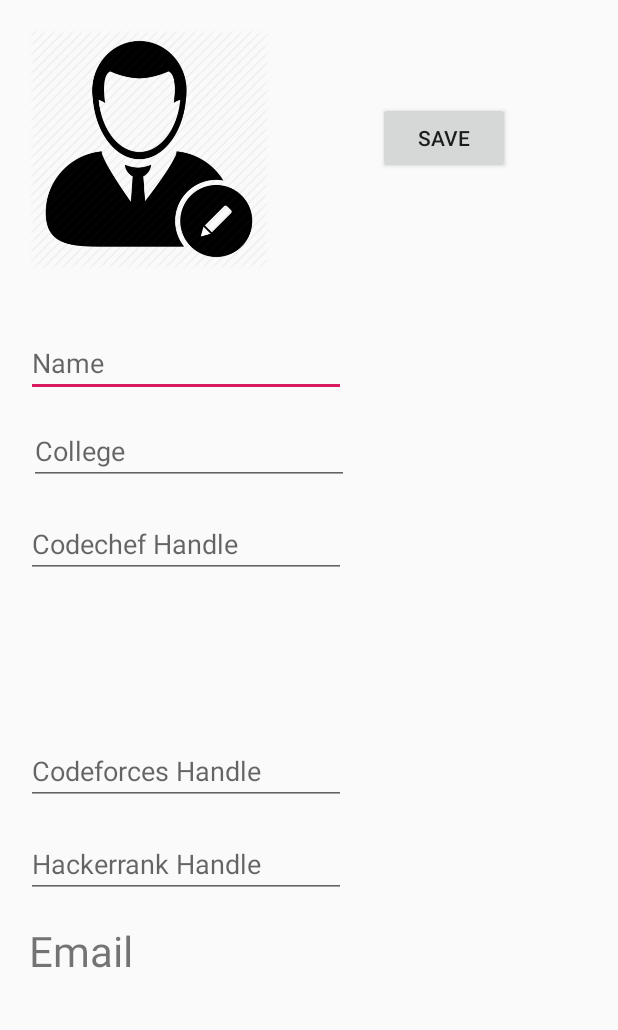
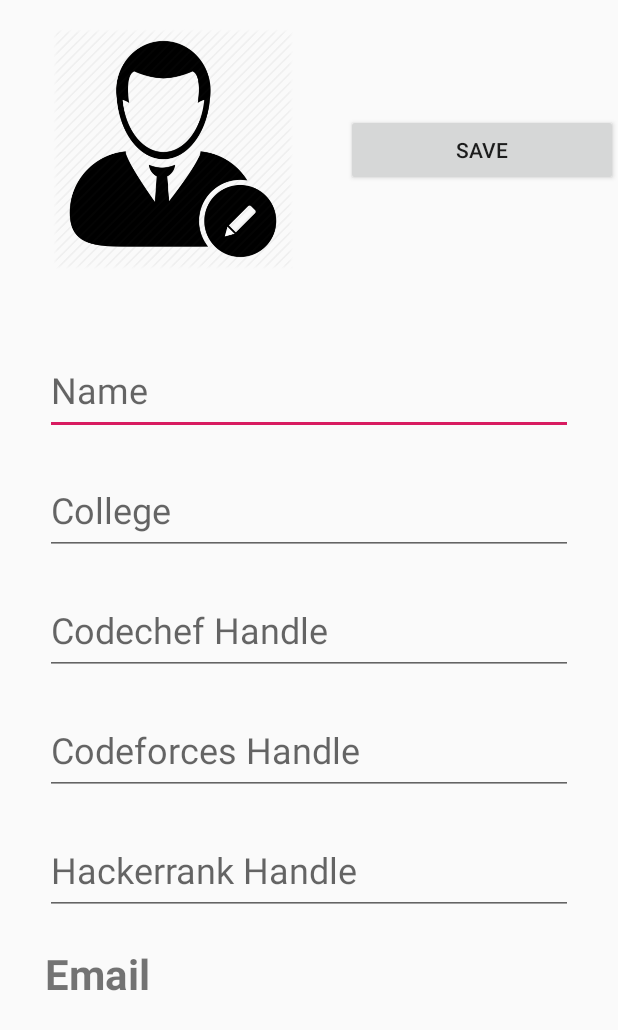
Before and after one commit to vasu2907/SocialCode, an Android app: the layout activity_update_profile.xml on its own in the app's theme, with its tools: preview values and no code run, on a phone screen of 412 x 824 dp. Shown: the top 1030 px of the screen. Run offline under Robolectric (Android 15) with nearby library versions, the phone set to English and light mode, and no system bars.

```diff
--- a/app/src/main/AndroidManifest.xml
+++ b/app/src/main/AndroidManifest.xml
@@ -9,8 +9,13 @@
         android:roundIcon="@drawable/icon"
         android:supportsRtl="true"
         android:theme="@style/AppTheme">
-        <activity android:name=".UpdateProfile"></activity>
-        <activity android:name=".Profile"/>
+        <activity android:name=".SearchFriends"
+            android:parentActivityName=".Profile"></activity>
+        <activity android:name=".UpcomingContests"
+            android:parentActivityName=".Profile"/>
+        <activity android:name=".UpdateProfile"
+            android:parentActivityName=".Profile"/>
+        <activity android:name=".Profile" />
         <activity android:name=".Login" />
         <activity android:name=".Register" />
         <activity android:name=".MainActivity" />
--- a/app/src/main/java/com/example/socialcode/Profile.java
+++ b/app/src/main/java/com/example/socialcode/Profile.java
@@ -80,10 +80,12 @@ public class Profile extends AppCompatActivity {
                 else if(id == R.id.navigation_upcomingcontests)
                 {
                     Toast.makeText(getApplicationContext(),"Upcoming Contests",Toast.LENGTH_LONG).show();
+                    startActivity( new Intent(getApplicationContext(), UpcomingContests.class));
                 }
                 else if(id == R.id.navigation_searchfriend)
                 {
                     Toast.makeText(getApplicationContext(),"Search Friend",Toast.LENGTH_LONG).show();
+                    startActivity( new Intent(getApplicationContext(),SearchFriends.class));
                 }
                 else if(id == R.id.navigation_favourites)
                 {
--- a/app/src/main/java/com/example/socialcode/UpdateProfile.java
+++ b/app/src/main/java/com/example/socialcode/UpdateProfile.java
@@ -50,6 +50,7 @@ public class UpdateProfile extends AppCompatActivity {
     protected void onCreate(Bundle savedInstanceState) {
         super.onCreate(savedInstanceState);
         setContentView(R.layout.activity_update_profile);
+        getSupportActionBar().setDisplayHomeAsUpEnabled(true);
         Name = (EditText) findViewById(R.id.updateprofile_name);
         College = (EditText) findViewById(R.id.updateprofile_college);
         Codechef = (EditText) findViewById(R.id.updateprofile_codechef);
@@ -61,15 +62,12 @@ public class UpdateProfile extends AppCompatActivity {
         auth = FirebaseAuth.getInstance();
         firebaseStorage = FirebaseStorage.getInstance();
         myref = FirebaseDatabase.getInstance().getReference("Users");
-
-
         profilepic.setOnClickListener(new View.OnClickListener() {
             @Override
             public void onClick(View v) {
                 showImageChooser();
             }
         });
-
         save.setOnClickListener(new View.OnClickListener() {
             @Override
             public void onClick(View v) {
--- a/app/src/main/res/layout/activity_update_profile.xml
+++ b/app/src/main/res/layout/activity_update_profile.xml
@@ -1,5 +1,5 @@
 <?xml version="1.0" encoding="utf-8"?>
-<RelativeLayout xmlns:android="http://schemas.android.com/apk/res/android"
+<ScrollView xmlns:android="http://schemas.android.com/apk/res/android"
     xmlns:app="http://schemas.android.com/apk/res-auto"
     xmlns:tools="http://schemas.android.com/tools"
     android:layout_width="match_parent"
@@ -7,101 +7,121 @@
     tools:context=".UpdateProfile">
 
 
+    <LinearLayout
+        android:layout_width="match_parent"
+        android:layout_height="200dp"
+        android:orientation="vertical"
+        >
+        <LinearLayout
+            android:layout_width="match_parent"
+            android:layout_height="200dp">
             <ImageView
                 android:id="@+id/updateprofile_img"
-        android:layout_width="160dp"
+                android:layout_width="140dp"
                 android:layout_height="160dp"
                 android:layout_alignParentStart="true"
                 android:layout_alignParentTop="true"
-        android:layout_marginStart="19dp"
                 android:layout_marginTop="19dp"
-
+                android:layout_weight="0.45"
                 app:srcCompat="@drawable/updateprofile" />
-
-
-
-
 
 
             <Button
                 android:id="@+id/updateprofile_save"
-        android:layout_width="wrap_content"
+                android:layout_width="80dp"
+
                 android:layout_height="wrap_content"
                 android:layout_alignParentTop="true"
                 android:layout_alignParentEnd="true"
-        android:layout_marginTop="68dp"
-        android:layout_marginEnd="72dp"
+                android:layout_weight="0.5"
+                android:layout_gravity="center"
                 android:text="Save" />
+        </LinearLayout>
+        <LinearLayout
+            android:layout_width="match_parent"
+            android:layout_height="match_parent"
+            android:orientation="vertical">
 
             <EditText
                 android:id="@+id/updateprofile_name"
-        android:layout_width="wrap_content"
-        android:layout_height="wrap_content"
+                android:layout_width="match_parent"
+                android:layout_height="60dp"
                 android:layout_alignParentStart="true"
                 android:layout_alignParentTop="true"
-        android:layout_marginStart="17dp"
-        android:layout_marginTop="219dp"
+                android:layout_marginHorizontal="30dp"
+                android:layout_marginTop="30dp"
                 android:ems="10"
-        android:inputType="textPersonName"
-        android:hint="Name" />
+                android:hint="Name"
+                android:textSize="24sp"
+                android:inputType="textPersonName" />
 
             <EditText
                 android:id="@+id/updateprofile_college"
-        android:layout_width="wrap_content"
-        android:layout_height="wrap_content"
+                android:layout_width="match_parent"
+                android:layout_height="60dp"
                 android:layout_alignParentStart="true"
                 android:layout_alignParentTop="true"
-        android:layout_marginStart="19dp"
-        android:layout_marginTop="278dp"
+                android:layout_marginHorizontal="30dp"
+                android:layout_marginTop="20dp"
                 android:ems="10"
                 android:inputType="textPersonName"
+                android:textSize="24sp"
                 android:hint="College" />
 
             <EditText
                 android:id="@+id/updateprofile_codechef"
-        android:layout_width="wrap_content"
-        android:layout_height="wrap_content"
+                android:layout_width="match_parent"
+                android:layout_height="60dp"
                 android:layout_alignParentStart="true"
                 android:layout_alignParentTop="true"
-        android:layout_marginStart="17dp"
-        android:layout_marginTop="340dp"
+                android:layout_marginHorizontal="30dp"
+                android:layout_marginTop="20dp"
                 android:ems="10"
                 android:inputType="textPersonName"
+                android:textSize="24sp"
                 android:hint="Codechef Handle" />
 
             <EditText
                 android:id="@+id/updateprofile_codeforces"
-        android:layout_width="wrap_content"
-        android:layout_height="wrap_content"
+                android:layout_width="match_parent"
+                android:layout_height="60dp"
                 android:layout_alignParentStart="true"
                 android:layout_alignParentBottom="true"
-        android:layout_marginStart="17dp"
-        android:layout_marginBottom="287dp"
+                android:layout_marginTop="20dp"
+                android:layout_marginHorizontal="30dp"
                 android:ems="10"
                 android:inputType="textPersonName"
+                android:textSize="24sp"
                 android:hint="Codeforces Handle" />
 
             <EditText
                 android:id="@+id/updateprofile_hackerrank"
-        android:layout_width="wrap_content"
-        android:layout_height="wrap_content"
+                android:layout_width="match_parent"
+                android:layout_height="60dp"
                 android:layout_alignParentStart="true"
                 android:layout_alignParentBottom="true"
-        android:layout_marginStart="17dp"
-        android:layout_marginBottom="225dp"
+                android:layout_marginTop="20dp"
+                android:layout_marginHorizontal="30dp"
                 android:ems="10"
                 android:inputType="textPersonName"
+                android:textSize="24sp"
                 android:hint="Hackerrank Handle" />
 
             <TextView
                 android:id="@+id/updateprofile_email"
-        android:layout_width="212dp"
-        android:layout_height="44dp"
+                android:layout_width="match_parent"
+                android:layout_height="40dp"
                 android:layout_alignParentStart="true"
                 android:layout_alignParentBottom="true"
-        android:layout_marginStart="19dp"
-        android:layout_marginBottom="165dp"
+                android:layout_marginHorizontal="30dp"
+                android:layout_marginTop="20dp"
+                android:layout_marginBottom="50dp"
                 android:gravity="left"
                 android:textSize="28dp"
+                android:textStyle="bold"
                 android:text="Email" />
-</RelativeLayout>
+        </LinearLayout>
+
+
+    </LinearLayout>
+</ScrollView>
```
Lines whose indentation alone changed are shown as unchanged.
